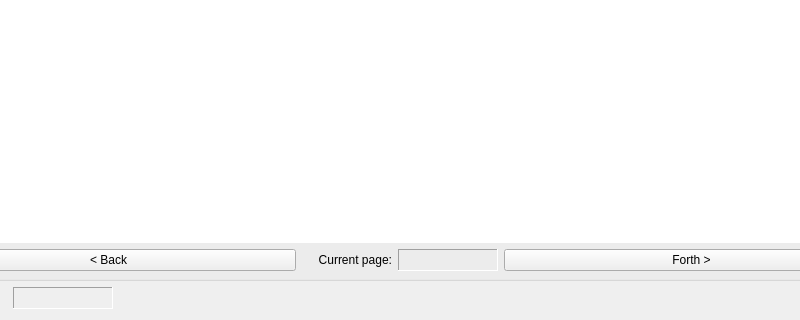
First picture: the form in app.ui, repository proway2/dbmp, before the edit; both pictures show x 100 to 900 and y 480 to 800 of the 1000 by 800 pixel window.
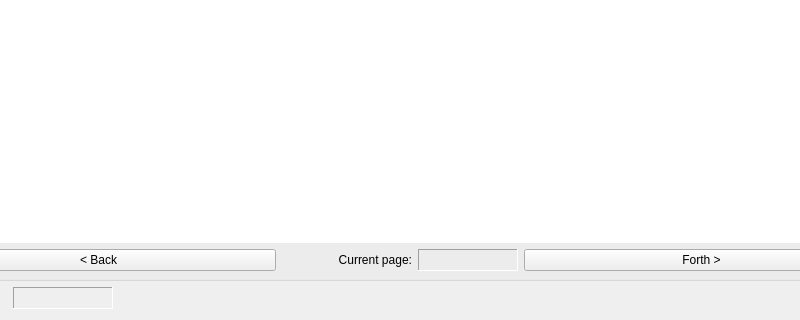
Second picture: the form after the edit.

Commit message: Width of the current page label is changed.

The edit to the form file:
```diff
--- a/app.ui
+++ b/app.ui
@@ -184,7 +184,7 @@
              <widget class="QLabel" name="lblPage">
               <property name="maximumSize">
                <size>
-                <width>90</width>
+                <width>130</width>
                 <height>16777215</height>
                </size>
               </property>
```
